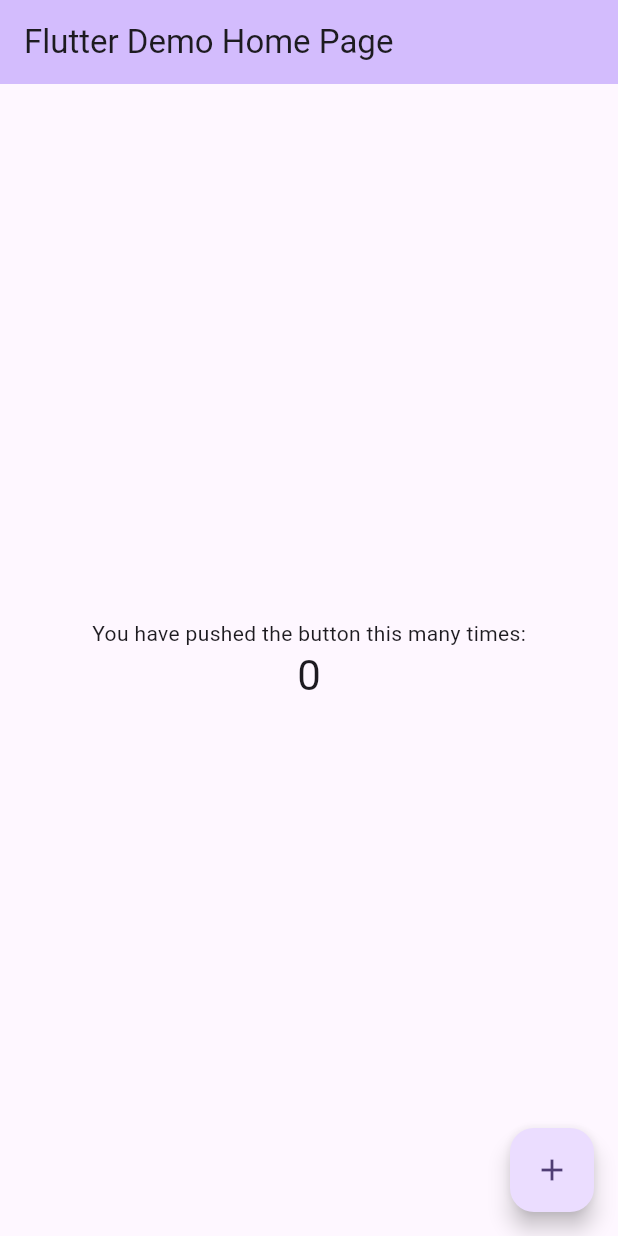
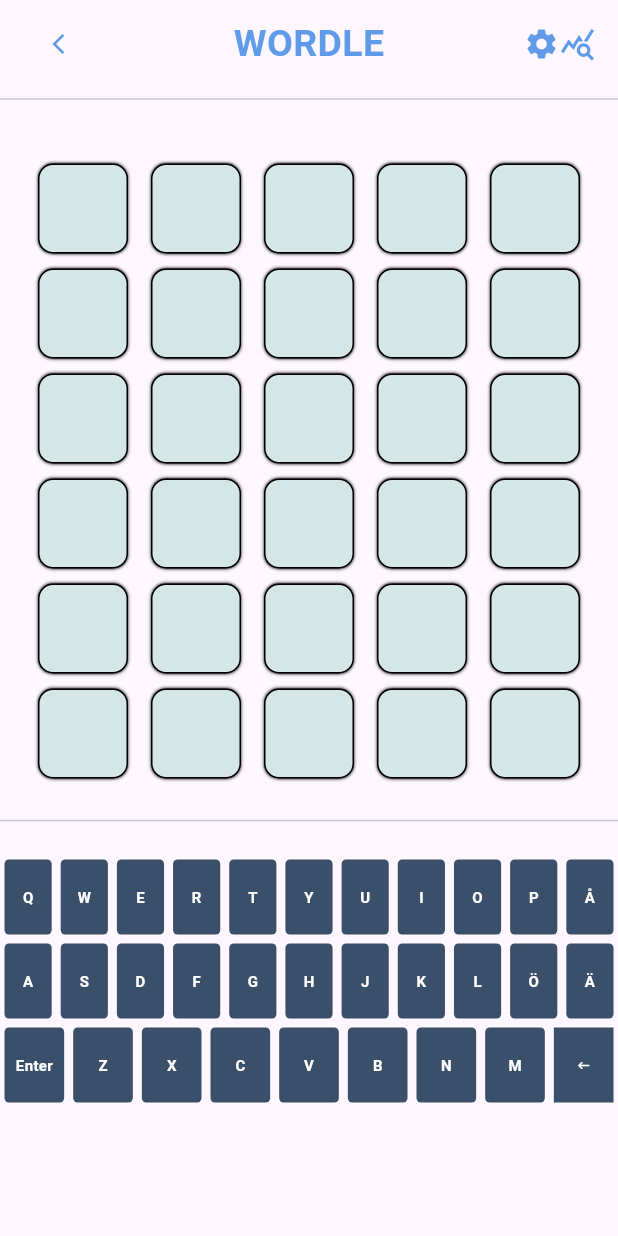
Before and after one commit to SimonJonsson1999/wordle, a Flutter app: the screen it shows after launch, on a phone screen of 412 x 824 dp. Run offline on Flutter 3.47's test engine with Material 3 defaults, Android fonts, the phone set to English and light mode, and no system bars.

Commit message:
First draft of layout of the game screen done

```diff
--- /dev/null
+++ b/lib/helper.dart
@@ -0,0 +1,5 @@
+final List<List<String>> keys = [
+  ['Q', 'W', 'E', 'R', 'T', 'Y', 'U', 'I', 'O', 'P', 'Å'],
+  ['A', 'S', 'D', 'F', 'G', 'H', 'J', 'K', 'L', 'Ö', 'Ä'],
+  ['Enter', 'Z', 'X', 'C', 'V', 'B', 'N', 'M', 'Backspace'],
+];
--- a/lib/main.dart
+++ b/lib/main.dart
@@ -1,125 +1,27 @@
 import 'package:flutter/material.dart';
+import 'package:flutter/services.dart';
+import 'package:wordle_clone/wordle/wordle.dart';
 
 void main() {
-  runApp(const MyApp());
+  WidgetsFlutterBinding.ensureInitialized();
+  SystemChrome.setEnabledSystemUIMode(SystemUiMode.immersive);
+  runApp(const Wordle());
 }
 
-class MyApp extends StatelessWidget {
-  const MyApp({super.key});
+class Wordle extends StatelessWidget {
+  const Wordle({super.key});
 
-  // This widget is the root of your application.
   @override
   Widget build(BuildContext context) {
     return MaterialApp(
-      title: 'Flutter Demo',
-      theme: ThemeData(
-        // This is the theme of your application.
-        //
-        // TRY THIS: Try running your application with "flutter run". You'll see
-        // the application has a purple toolbar. Then, without quitting the app,
-        // try changing the seedColor in the colorScheme below to Colors.green
-        // and then invoke "hot reload" (save your changes or press the "hot
-        // reload" button in a Flutter-supported IDE, or press "r" if you used
-        // the command line to start the app).
-        //
-        // Notice that the counter didn't reset back to zero; the application
-        // state is not lost during the reload. To reset the state, use hot
-        // restart instead.
-        //
-        // This works for code too, not just values: Most code changes can be
-        // tested with just a hot reload.
-        colorScheme: ColorScheme.fromSeed(seedColor: Colors.deepPurple),
-        useMaterial3: true,
-      ),
-      home: const MyHomePage(title: 'Flutter Demo Home Page'),
+      debugShowCheckedModeBanner: false,
+      title: "Wordle",
+      theme: ThemeData(),
+      routes: {
+        '/': (context) => const WordlePage(),
+        '/play': (context) => const WordlePage(),
+      },
+      initialRoute: '/',
     );
   }
 }
-
-class MyHomePage extends StatefulWidget {
-  const MyHomePage({super.key, required this.title});
-
-  // This widget is the home page of your application. It is stateful, meaning
-  // that it has a State object (defined below) that contains fields that affect
-  // how it looks.
-
-  // This class is the configuration for the state. It holds the values (in this
-  // case the title) provided by the parent (in this case the App widget) and
-  // used by the build method of the State. Fields in a Widget subclass are
-  // always marked "final".
-
-  final String title;
-
-  @override
-  State<MyHomePage> createState() => _MyHomePageState();
-}
-
-class _MyHomePageState extends State<MyHomePage> {
-  int _counter = 0;
-
-  void _incrementCounter() {
-    setState(() {
-      // This call to setState tells the Flutter framework that something has
-      // changed in this State, which causes it to rerun the build method below
-      // so that the display can reflect the updated values. If we changed
-      // _counter without calling setState(), then the build method would not be
-      // called again, and so nothing would appear to happen.
-      _counter++;
-    });
-  }
-
-  @override
-  Widget build(BuildContext context) {
-    // This method is rerun every time setState is called, for instance as done
-    // by the _incrementCounter method above.
-    //
-    // The Flutter framework has been optimized to make rerunning build methods
-    // fast, so that you can just rebuild anything that needs updating rather
-    // than having to individually change instances of widgets.
-    return Scaffold(
-      appBar: AppBar(
-        // TRY THIS: Try changing the color here to a specific color (to
-        // Colors.amber, perhaps?) and trigger a hot reload to see the AppBar
-        // change color while the other colors stay the same.
-        backgroundColor: Theme.of(context).colorScheme.inversePrimary,
-        // Here we take the value from the MyHomePage object that was created by
-        // the App.build method, and use it to set our appbar title.
-        title: Text(widget.title),
-      ),
-      body: Center(
-        // Center is a layout widget. It takes a single child and positions it
-        // in the middle of the parent.
-        child: Column(
-          // Column is also a layout widget. It takes a list of children and
-          // arranges them vertically. By default, it sizes itself to fit its
-          // children horizontally, and tries to be as tall as its parent.
-          //
-          // Column has various properties to control how it sizes itself and
-          // how it positions its children. Here we use mainAxisAlignment to
-          // center the children vertically; the main axis here is the vertical
-          // axis because Columns are vertical (the cross axis would be
-          // horizontal).
-          //
-          // TRY THIS: Invoke "debug painting" (choose the "Toggle Debug Paint"
-          // action in the IDE, or press "p" in the console), to see the
-          // wireframe for each widget.
-          mainAxisAlignment: MainAxisAlignment.center,
-          children: <Widget>[
-            const Text(
-              'You have pushed the button this many times:',
-            ),
-            Text(
-              '$_counter',
-              style: Theme.of(context).textTheme.headlineMedium,
-            ),
-          ],
-        ),
-      ),
-      floatingActionButton: FloatingActionButton(
-        onPressed: _incrementCounter,
-        tooltip: 'Increment',
-        child: const Icon(Icons.add),
-      ), // This trailing comma makes auto-formatting nicer for build methods.
-    );
-  }
-}
--- /dev/null
+++ b/lib/wordle/widgets/grid.dart
@@ -0,0 +1,87 @@
+import 'package:flutter/material.dart';
+
+class WordleGrid extends StatefulWidget {
+  const WordleGrid({super.key});
+
+  @override
+  State<WordleGrid> createState() => _WordleGridState();
+}
+
+class _WordleGridState extends State<WordleGrid> {
+  @override
+  Widget build(BuildContext context) {
+    return Padding(
+      padding: const EdgeInsets.symmetric(vertical: 10, horizontal: 10),
+      child: Column(
+        mainAxisAlignment: MainAxisAlignment.spaceBetween,
+        children: [
+          SizedBox(
+            height: 25,
+          ),
+          WordleRow(),
+          WordleRow(),
+          WordleRow(),
+          WordleRow(),
+          WordleRow(),
+          WordleRow(),
+        ],
+      ),
+    );
+  }
+}
+
+class WordleRow extends StatefulWidget {
+  const WordleRow({super.key});
+
+  @override
+  State<WordleRow> createState() => _WordleRowState();
+}
+
+class _WordleRowState extends State<WordleRow> {
+  @override
+  Widget build(BuildContext context) {
+    return Container(
+      margin: EdgeInsets.only(bottom: 10),
+      child: Row(
+        mainAxisAlignment: MainAxisAlignment.spaceEvenly,
+        mainAxisSize: MainAxisSize.max,
+        children: [
+          WordleBox(),
+          WordleBox(),
+          WordleBox(),
+          WordleBox(),
+          WordleBox(),
+        ],
+      ),
+    );
+  }
+}
+
+class WordleBox extends StatefulWidget {
+  const WordleBox({super.key});
+
+  @override
+  State<WordleBox> createState() => _WordleBoxState();
+}
+
+class _WordleBoxState extends State<WordleBox> {
+  @override
+  Widget build(BuildContext context) {
+    return Container(
+      width: 60,
+      height: 60,
+      decoration: BoxDecoration(
+          color: Color(0xffd5e6e7),
+          boxShadow: [
+            BoxShadow(
+              color: Colors.black,
+              blurRadius: 1,
+            )
+          ],
+          border: Border.all(
+            color: Colors.black,
+          ),
+          borderRadius: BorderRadius.circular(10)),
+    );
+  }
+}
--- /dev/null
+++ b/lib/wordle/widgets/header.dart
@@ -0,0 +1,81 @@
+import 'package:flutter/material.dart';
+
+class WordleHeader extends StatelessWidget {
+  const WordleHeader({super.key});
+
+  @override
+  Widget build(BuildContext context) {
+    return Padding(
+      padding: const EdgeInsets.symmetric(horizontal: 15, vertical: 5),
+      child: Row(
+        mainAxisSize: MainAxisSize.max,
+        mainAxisAlignment: MainAxisAlignment.spaceBetween,
+        children: [
+          BackButton(),
+          TextWidget(),
+          OptionsWidget(),
+        ],
+      ),
+    );
+  }
+}
+
+class OptionsWidget extends StatelessWidget {
+  const OptionsWidget({
+    super.key,
+  });
+
+  @override
+  Widget build(BuildContext context) {
+    return Row(
+      children: [
+        Icon(
+          Icons.settings,
+          color: Color(0xff5f9be8),
+        ),
+        Icon(
+          Icons.query_stats,
+          color: Color(0xff5f9be8),
+        ),
+      ],
+    );
+  }
+}
+
+class TextWidget extends StatelessWidget {
+  const TextWidget({
+    super.key,
+  });
+
+  @override
+  Widget build(BuildContext context) {
+    return Text(
+      "WORDLE",
+      style: TextStyle(
+        fontSize: 25,
+        fontWeight: FontWeight.w700,
+        color: Color(0xff5f9be8),
+      ),
+    );
+  }
+}
+
+class BackButton extends StatelessWidget {
+  const BackButton({
+    super.key,
+  });
+
+  @override
+  Widget build(BuildContext context) {
+    return IconButton(
+      onPressed: () {
+        Navigator.of(context).pop();
+      },
+      icon: const Icon(
+        Icons.arrow_back_ios_new,
+        color: Color(0xff5f9be8),
+        size: 16,
+      ),
+    );
+  }
+}
--- /dev/null
+++ b/lib/wordle/widgets/keyboard.dart
@@ -0,0 +1,79 @@
+import 'package:flutter/material.dart';
+
+class WordleKeyboard extends StatelessWidget {
+  final List<List<String>> keyboardButtons;
+  const WordleKeyboard({super.key, required this.keyboardButtons});
+
+  @override
+  Widget build(BuildContext context) {
+    return Padding(
+      padding: const EdgeInsets.only(top: 15),
+      child: Align(
+        alignment: Alignment.topCenter,
+        child: Expanded(
+          child: Column(
+            mainAxisAlignment: MainAxisAlignment.center,
+            children: keyboardButtons.map((row) {
+              return Row(
+                mainAxisAlignment: MainAxisAlignment.center,
+                children: row.map((key) {
+                  return Expanded(
+                    child: Padding(
+                      padding: const EdgeInsets.all(3),
+                      child: KeyboardButton(
+                        keyboardKey: key,
+                      ),
+                    ),
+                  );
+                }).toList(),
+              );
+            }).toList(),
+          ),
+        ),
+      ),
+    );
+  }
+}
+
+class KeyboardButton extends StatelessWidget {
+  final String keyboardKey;
+
+  const KeyboardButton({
+    super.key,
+    required this.keyboardKey,
+  });
+
+  @override
+  Widget build(BuildContext context) {
+    if (keyboardKey == 'Backspace') {
+      return Container(
+        height: 50,
+        color: Color(0xff3a4f69),
+        child: Center(
+          child: const Icon(
+            Icons.keyboard_backspace_rounded,
+            color: Colors.white,
+            size: 10,
+          ),
+        ),
+      );
+    }
+    return Container(
+      height: 50,
+      decoration: BoxDecoration(
+        color: Color(0xff3a4f69),
+        borderRadius: BorderRadius.circular(3),
+      ),
+      child: Center(
+        child: Text(
+          keyboardKey,
+          style: TextStyle(
+            fontSize: 10,
+            fontWeight: FontWeight.bold,
+            color: Colors.white,
+          ),
+        ),
+      ),
+    );
+  }
+}
--- /dev/null
+++ b/lib/wordle/wordle.dart
@@ -0,0 +1,31 @@
+import 'package:flutter/material.dart';
+import 'package:wordle_clone/helper.dart';
+import 'package:wordle_clone/wordle/widgets/grid.dart';
+import 'package:wordle_clone/wordle/widgets/header.dart';
+import 'package:wordle_clone/wordle/widgets/keyboard.dart';
+
+class WordlePage extends StatefulWidget {
+  const WordlePage({super.key});
+
+  @override
+  State<WordlePage> createState() => _WordlePageState();
+}
+
+class _WordlePageState extends State<WordlePage> {
+  @override
+  Widget build(BuildContext context) {
+    return Scaffold(
+      body: Column(
+        children: [
+          WordleHeader(),
+          Divider(),
+          WordleGrid(),
+          Divider(),
+          WordleKeyboard(
+            keyboardButtons: keys,
+          ),
+        ],
+      ),
+    );
+  }
+}
```
